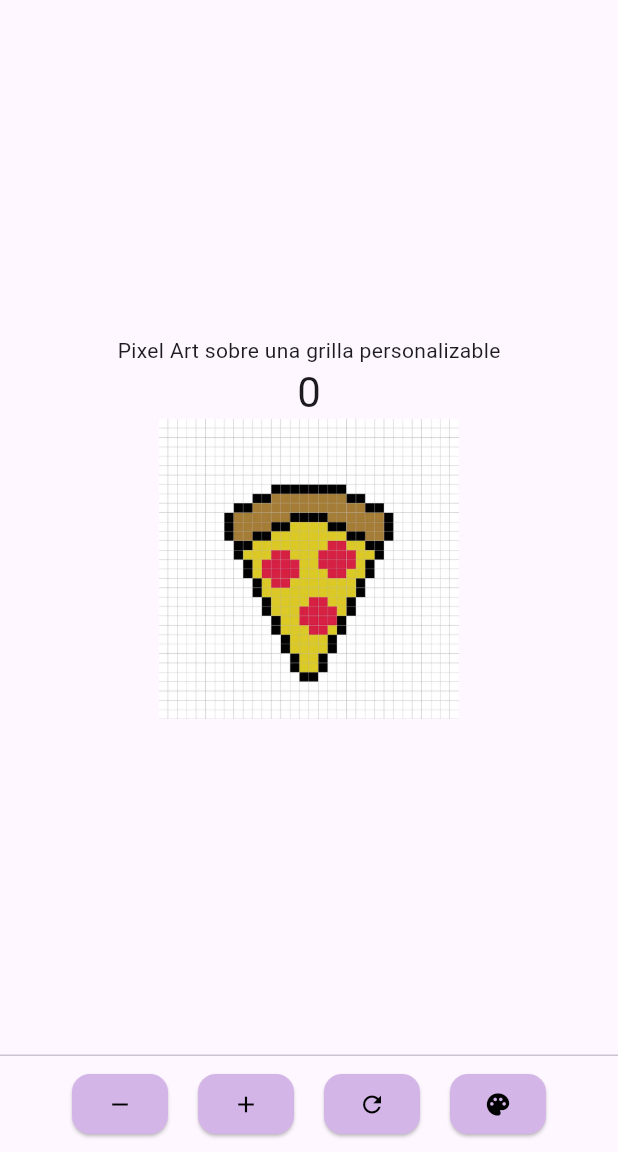
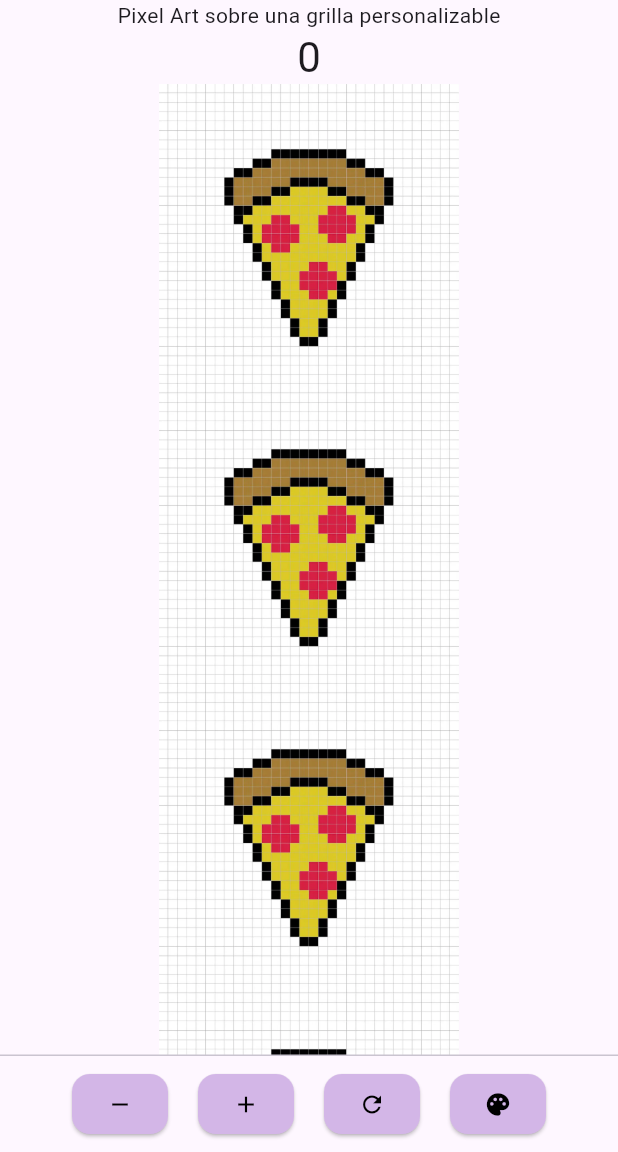
Before and after one commit to Bastian-Correa/3479A321_2023479046, a Flutter app: the screen it shows after launch, on a phone screen of 412 x 824 dp, the part 84-1236 px from its top. Run offline on Flutter 3.47's test engine with Material 3 defaults, Android fonts, the phone set to English and light mode, and no system bars; our stand-ins replace logger.

Commit message:
Eliminación de carpeta duplicada del lab2
Eliminación de carpeta dplicada y implementación de imagenes de forma correcta.

```diff
--- a/Lab2/lab2/lib/main.dart
+++ /dev/null
@@ -1,231 +0,0 @@
-import 'package:flutter/material.dart';
-import 'package:logger/logger.dart';
-
-void main() {
-  runApp(const MyApp());
-}
-
-class MyApp extends StatelessWidget {
-  const MyApp({super.key});
-  @override
-  Widget build(BuildContext context) {
-    var logger = Logger();
-    logger.d("Logger is working!");
-    return MaterialApp(
-      title: '2023479046',
-      theme: ThemeData(),
-      home: const MyHomePage(title: '2023479046'),
-    );
-  }
-}
-
-class MyHomePage extends StatefulWidget {
-  const MyHomePage({super.key, required this.title});
-  final String title;
-
-  @override
-  State<MyHomePage> createState() => _MyHomePageState();
-}
-
-class _MyHomePageState extends State<MyHomePage> {
-  int _counter = 0;
-
-  //Color para todo (App y botones al comenzar al app)
-  Color _themeColor = const Color.fromARGB(255, 211, 182, 231);
-
-  //Valor de reinicio (es 0)
-  static const int _defaultCounter = 0;
-
-  //Para Aumentar
-  void _incrementCounter() {
-    setState(() {
-      _counter++;
-    });
-  }
-
-  //Para disminuir
-  void _decrementCounter() {
-    setState(() {
-      _counter--;
-    });
-  }
-
-  //Para reiniciar
-  void _resetCounter() {
-    setState(() {
-      _counter = _defaultCounter; // Usa constante
-    });
-  }
-
-  //Abre la paleta de colores
-  void _palette() {
-    showModalBottomSheet(
-      context: context,
-      builder: (BuildContext context) {
-        return Container(
-          padding: const EdgeInsets.all(20),
-          height: 260, //Tamaño de la paleta
-          child: Column(
-            crossAxisAlignment: CrossAxisAlignment.start,
-            children: [
-              const Text(
-                'Elige un color',
-                style: TextStyle(fontWeight: FontWeight.bold),
-              ),
-              const SizedBox(height: 12),
-              Wrap(
-                alignment: WrapAlignment.center,
-                spacing: 12,
-                runSpacing: 12,
-                children: [
-                  _colorOption(const Color.fromARGB(255, 233, 30, 99)),
-                  _colorOption(const Color.fromARGB(255, 0, 151, 136)),
-                  _colorOption(const Color.fromARGB(255, 255, 153, 0)),
-                  _colorOption(const Color.fromARGB(255, 156, 39, 176)),
-                  _colorOption(const Color.fromARGB(255, 33, 153, 251)),
-                  _colorOption(const Color.fromARGB(255, 74, 233, 30)),
-                  _colorOption(const Color.fromARGB(255, 17, 0, 255)),
-                  _colorOption(const Color.fromARGB(255, 251, 255, 0)),
-                  _colorOption(const Color.fromARGB(255, 0, 255, 225)),
-                  _colorOption(const Color.fromARGB(255, 255, 0, 0)),
-                ],
-              ),
-            ],
-          ),
-        );
-      },
-    );
-  }
-
-  //Un circulito que al tocarlo cambia el color del tema
-  Widget _colorOption(Color color) {
-    return GestureDetector(
-      onTap: () {
-        setState(() => _themeColor = color);
-        Navigator.pop(context); //Cerrar el modal
-      },
-      child: CircleAvatar(backgroundColor: color, radius: 24),
-    );
-  }
-
-  // Metodo que concentra "todos" los botones al pie
-  List<Widget> _buildFooterButtons() {
-    return [
-      Row(
-        mainAxisAlignment: MainAxisAlignment.center,
-        children: [
-          // Botón de Menos
-          ElevatedButton(
-            onPressed: _decrementCounter,
-            style: ElevatedButton.styleFrom(
-              shape: RoundedRectangleBorder(
-                borderRadius: BorderRadius.circular(
-                  12,
-                ), // Botón Cubito semicircular
-              ),
-              padding: const EdgeInsets.all(5), // Espacio alrededor del icono
-              backgroundColor: _themeColor, // Color asignado de paleta
-            ),
-            child: const Icon(
-              Icons.remove,
-              color: Color.fromARGB(255, 0, 0, 0),
-            ), // Icono dentro
-          ),
-
-          const SizedBox(width: 20),
-
-          // Botón de Más
-          ElevatedButton(
-            onPressed: _incrementCounter,
-            style: ElevatedButton.styleFrom(
-              shape: RoundedRectangleBorder(
-                borderRadius: BorderRadius.circular(
-                  12,
-                ), // Botón Cubito semicircular
-              ),
-              padding: const EdgeInsets.all(5), // Espacio alrededor del icono
-              backgroundColor: _themeColor, // Color asignado de paleta
-            ),
-            child: const Icon(
-              Icons.add,
-              color: Color.fromARGB(255, 0, 0, 0),
-            ), // Icono dentro
-          ),
-
-          const SizedBox(width: 20),
-
-          // Botón de Reiniciar
-          ElevatedButton(
-            onPressed: _resetCounter,
-            style: ElevatedButton.styleFrom(
-              shape: RoundedRectangleBorder(
-                borderRadius: BorderRadius.circular(
-                  12,
-                ), // Botón Cubito semicircular
-              ),
-              padding: const EdgeInsets.all(5), // Espacio alrededor del icono
-              backgroundColor: _themeColor, // Color asignado de paleta
-            ),
-            child: const Icon(
-              Icons.refresh,
-              color: Color.fromARGB(255, 0, 0, 0),
-            ), // Icono dentro
-          ),
-
-          const SizedBox(width: 20),
-
-          // Botón de paleta, abajo en el pie con los demas botones
-          ElevatedButton(
-            onPressed: _palette,
-            style: ElevatedButton.styleFrom(
-              shape: RoundedRectangleBorder(
-                borderRadius: BorderRadius.circular(
-                  12,
-                ), // Botón Cubito semicircular
-              ),
-              padding: const EdgeInsets.all(5), // Espacio alrededor del icono
-              backgroundColor: _themeColor, // Color asignado de paleta
-            ),
-            child: const Icon(
-              Icons.palette,
-              color: Color.fromARGB(255, 0, 0, 0),
-            ), // Icono dentro
-          ),
-        ],
-      ),
-    ];
-  }
-
-  @override
-  Widget build(BuildContext context) {
-    return Scaffold(
-      appBar: AppBar(
-        backgroundColor: _themeColor, // Usa el color elegido de la paleta
-        title: Text(widget.title),
-      ),
-      body: Center(
-        child: Column(
-          mainAxisAlignment: MainAxisAlignment.center,
-          children: <Widget>[
-            const Text('Pixel Art sobre una grilla personalizable'),
-            Text(
-              '$_counter',
-              style: Theme.of(context).textTheme.headlineMedium,
-            ),
-            SingleChildScrollView(
-              scrollDirection: Axis.horizontal,
-              child: Row(
-                children: [
-                  Image.asset('Aji.png', width: 50, fit: BoxFit.cover),
-                  Image.asset('Pizza.png', width: 50, fit: BoxFit.cover),
-                  Image.asset('Sandia.png', width: 50, fit: BoxFit.cover),
-                ],
-              ),
-            ),
-          ],
-        ),
-      ),
-      persistentFooterButtons: _buildFooterButtons(),
-    );
-  }
-}
--- a/Lab2/lib/main.dart
+++ b/Lab2/lib/main.dart
@@ -212,7 +212,19 @@ class _MyHomePageState extends State<MyHomePage> {
               '$_counter',
               style: Theme.of(context).textTheme.headlineMedium,
             ),
-            Image.asset('assets/Pizza.png', height: 200, width: 300),
+            Expanded(
+              child: SingleChildScrollView(
+                scrollDirection: Axis.vertical,
+                child: Column(
+                  children: [
+                    Image.asset('assets/Pizza.png', height: 200, width: 300),
+                    Image.asset('assets/Pizza.png', height: 200, width: 300),
+                    Image.asset('assets/Pizza.png', height: 200, width: 300),
+                    Image.asset('assets/Pizza.png', height: 200, width: 300),
+                  ],
+                ),
+              ),
+            ),
           ],
         ),
       ),
```
Also changed, not shown: Lab2/lab2/analysis_options.yaml (deleted, +0 -28 lines), Lab2/lab2/pubspec.yaml (deleted, +0 -97 lines), Lab2/lab2/assets/Aji.png (deleted), Lab2/lab2/assets/Pizza.png (deleted), Lab2/lab2/assets/Sandia.png (deleted), Lab2/lab2/pubspec.lock (deleted), 125 other files.
